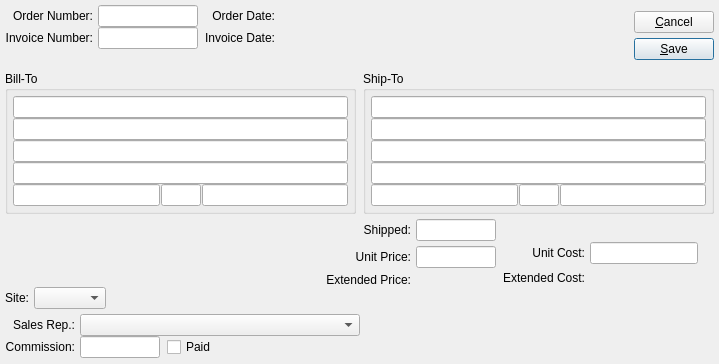
The window that guiclient/salesHistoryInformation.ui (Pegasus-RPG/xtuple-client) describes before a commit, drawn with Qt 5.
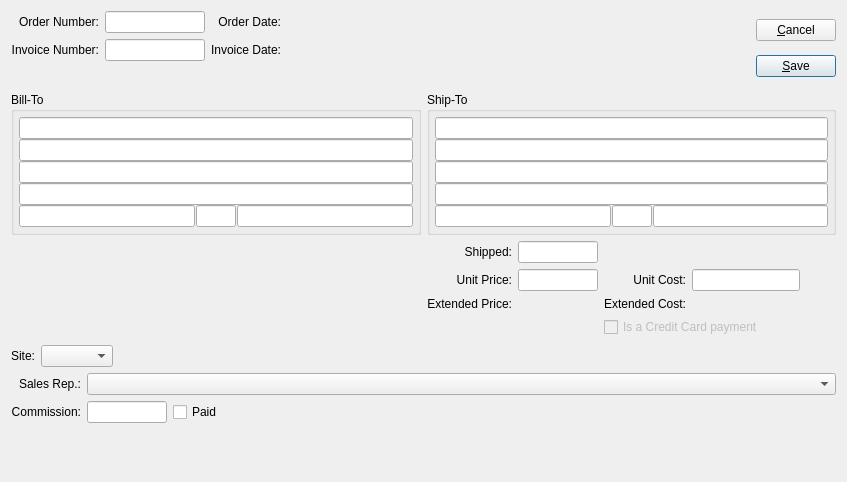
The same window after the commit. Custom widgets are drawn as their Qt base class.

Commit message: bug #16908 - client side: use new cohist column to skip sales order credit card receipts when summarizing,tweak calls to createArCreditMemo, show the fact that a cohist record is one of these sales order cc xactions, and simplify layout of cohist data.

What changed in the file:
```diff
--- a/guiclient/salesHistoryInformation.ui
+++ b/guiclient/salesHistoryInformation.ui
@@ -9,73 +9,31 @@
 to be bound by its terms.</comment>
  <exportmacro></exportmacro>
  <class>salesHistoryInformation</class>
- <widget class="QDialog" name="salesHistoryInformation" >
-  <property name="geometry" >
+ <widget class="QDialog" name="salesHistoryInformation">
+  <property name="geometry">
    <rect>
     <x>0</x>
     <y>0</y>
-    <width>719</width>
-    <height>364</height>
+    <width>847</width>
+    <height>482</height>
    </rect>
   </property>
   <property name="windowTitle" >
    <string>Sales History Information</string>
   </property>
-  <layout class="QVBoxLayout" >
-   <property name="margin" >
-    <number>5</number>
-   </property>
-   <property name="spacing" >
-    <number>0</number>
-   </property>
+  <layout class="QVBoxLayout">
    <item>
-    <layout class="QVBoxLayout" >
-     <property name="margin" >
-      <number>0</number>
-     </property>
-     <property name="spacing" >
-      <number>5</number>
-     </property>
+    <layout class="QVBoxLayout">
      <item>
-      <layout class="QHBoxLayout" >
-       <property name="margin" >
-        <number>0</number>
-       </property>
-       <property name="spacing" >
-        <number>7</number>
-       </property>
+      <layout class="QHBoxLayout">
        <item>
-        <layout class="QVBoxLayout" >
-         <property name="margin" >
-          <number>0</number>
-         </property>
-         <property name="spacing" >
-          <number>0</number>
-         </property>
+        <layout class="QVBoxLayout">
          <item>
-          <layout class="QHBoxLayout" >
-           <property name="margin" >
-            <number>0</number>
-           </property>
-           <property name="spacing" >
-            <number>7</number>
-           </property>
+          <layout class="QHBoxLayout">
            <item>
-            <layout class="QHBoxLayout" >
-             <property name="margin" >
-              <number>0</number>
-             </property>
-             <property name="spacing" >
-              <number>5</number>
-             </property>
+            <layout class="QHBoxLayout">
              <item>
-              <layout class="QVBoxLayout" >
-               <property name="margin" >
-                <number>0</number>
-               </property>
-               <property name="spacing" >
-                <number>0</number>
-               </property>
+              <layout class="QVBoxLayout">
                <item>
                 <widget class="QLabel" name="_orderNumberLit" >
                  <property name="text" >
@@ -99,19 +57,11 @@
               </layout>
              </item>
              <item>
-              <layout class="QVBoxLayout" >
-               <property name="margin" >
-                <number>0</number>
-               </property>
-               <property name="spacing" >
-                <number>0</number>
-               </property>
+              <layout class="QVBoxLayout">
                <item>
-                <widget class="XLineEdit" name="_orderNumber" >
-                 <property name="sizePolicy" >
-                  <sizepolicy>
-                   <hsizetype>5</hsizetype>
-                   <vsizetype>0</vsizetype>
+                <widget class="XLineEdit" name="_orderNumber">
+                 <property name="sizePolicy">
+                  <sizepolicy hsizetype="Preferred" vsizetype="Fixed">
                    <horstretch>0</horstretch>
                    <verstretch>0</verstretch>
                   </sizepolicy>
@@ -131,11 +81,9 @@
                 </widget>
                </item>
                <item>
-                <widget class="XLineEdit" name="_invoiceNumber" >
-                 <property name="sizePolicy" >
-                  <sizepolicy>
-                   <hsizetype>5</hsizetype>
-                   <vsizetype>0</vsizetype>
+                <widget class="XLineEdit" name="_invoiceNumber">
+                 <property name="sizePolicy">
+                  <sizepolicy hsizetype="Preferred" vsizetype="Fixed">
                    <horstretch>0</horstretch>
                    <verstretch>0</verstretch>
                   </sizepolicy>
@@ -159,21 +107,9 @@
             </layout>
            </item>
            <item>
-            <layout class="QHBoxLayout" >
-             <property name="margin" >
-              <number>0</number>
-             </property>
-             <property name="spacing" >
-              <number>5</number>
-             </property>
+            <layout class="QHBoxLayout">
              <item>
-              <layout class="QVBoxLayout" >
-               <property name="margin" >
-                <number>0</number>
-               </property>
-               <property name="spacing" >
-                <number>0</number>
-               </property>
+              <layout class="QVBoxLayout">
                <item>
                 <widget class="QLabel" name="_orderDateLit" >
                  <property name="text" >
@@ -197,13 +133,7 @@
               </layout>
              </item>
              <item>
-              <layout class="QVBoxLayout" >
-               <property name="margin" >
-                <number>0</number>
-               </property>
-               <property name="spacing" >
-                <number>0</number>
-               </property>
+              <layout class="QVBoxLayout">
                <item>
                 <widget class="DLineEdit" name="_orderDate" />
                </item>
@@ -235,14 +165,6 @@
         </layout>
        </item>
        <item>
-        <layout class="QHBoxLayout" >
-         <property name="margin" >
-          <number>0</number>
-         </property>
-         <property name="spacing" >
-          <number>0</number>
-         </property>
-         <item>
           <spacer>
            <property name="orientation" >
             <enum>Qt::Horizontal</enum>
@@ -259,31 +181,17 @@
           </spacer>
          </item>
          <item>
-          <layout class="QVBoxLayout" >
-           <property name="margin" >
-            <number>0</number>
-           </property>
-           <property name="spacing" >
-            <number>0</number>
-           </property>
+        <layout class="QVBoxLayout">
            <item>
-            <layout class="QVBoxLayout" >
-             <property name="margin" >
-              <number>0</number>
-             </property>
-             <property name="spacing" >
-              <number>5</number>
-             </property>
-             <item>
-              <widget class="QPushButton" name="_close" >
-               <property name="text" >
+          <widget class="QPushButton" name="_close">
+           <property name="text">
                 <string>&amp;Cancel</string>
                </property>
               </widget>
              </item>
              <item>
-              <widget class="QPushButton" name="_save" >
-               <property name="text" >
+          <widget class="QPushButton" name="_save">
+           <property name="text">
                 <string>&amp;Save</string>
                </property>
                <property name="autoDefault" >
@@ -294,8 +202,6 @@
                </property>
               </widget>
              </item>
-            </layout>
-           </item>
            <item>
             <spacer>
              <property name="orientation" >
@@ -316,22 +222,12 @@
          </item>
         </layout>
        </item>
-      </layout>
-     </item>
      <item>
-      <layout class="QHBoxLayout" >
-       <property name="margin" >
-        <number>0</number>
-       </property>
-       <property name="spacing" >
-        <number>7</number>
-       </property>
+      <layout class="QHBoxLayout">
        <item>
-        <widget class="QGroupBox" name="_billtoGroup" >
-         <property name="sizePolicy" >
-          <sizepolicy>
-           <hsizetype>5</hsizetype>
-           <vsizetype>0</vsizetype>
+        <widget class="QGroupBox" name="_billtoGroup">
+         <property name="sizePolicy">
+          <sizepolicy hsizetype="Preferred" vsizetype="Fixed">
            <horstretch>0</horstretch>
            <verstretch>0</verstretch>
           </sizepolicy>
@@ -339,59 +235,56 @@
          <property name="title" >
           <string>Bill-To</string>
          </property>
-         <layout class="QVBoxLayout" >
-          <property name="margin" >
+         <layout class="QVBoxLayout">
+          <property name="spacing">
+           <number>0</number>
+          </property>
+          <property name="margin">
            <number>5</number>
           </property>
-          <property name="spacing" >
-           <number>0</number>
-          </property>
           <item>
-           <widget class="XLineEdit" name="_billtoName" >
-            <property name="text" >
+           <widget class="XLineEdit" name="_billtoName">
+            <property name="text">
              <string/>
             </property>
            </widget>
           </item>
           <item>
-           <widget class="XLineEdit" name="_billtoAddress1" >
-            <property name="text" >
+           <widget class="XLineEdit" name="_billtoAddress1">
+            <property name="text">
              <string/>
             </property>
            </widget>
           </item>
           <item>
-           <widget class="XLineEdit" name="_billtoAddress2" >
-            <property name="text" >
+           <widget class="XLineEdit" name="_billtoAddress2">
+            <property name="text">
              <string/>
             </property>
            </widget>
           </item>
           <item>
-           <widget class="XLineEdit" name="_billtoAddress3" >
-            <property name="text" >
+           <widget class="XLineEdit" name="_billtoAddress3">
+            <property name="text">
              <string/>
             </property>
            </widget>
           </item>
           <item>
-           <layout class="QHBoxLayout" >
-            <property name="margin" >
-             <number>0</number>
-            </property>
-            <property name="spacing" >
+           <layout class="QHBoxLayout">
+            <property name="spacing">
              <number>1</number>
             </property>
             <item>
-             <widget class="XLineEdit" name="_billtoCity" >
-              <property name="text" >
+             <widget class="XLineEdit" name="_billtoCity">
+              <property name="text">
                <string/>
               </property>
              </widget>
             </item>
             <item>
-             <widget class="XLineEdit" name="_billtoState" >
-              <property name="maximumSize" >
+             <widget class="XLineEdit" name="_billtoState">
+              <property name="maximumSize">
                <size>
                 <width>40</width>
                 <height>32767</height>
@@ -403,8 +296,8 @@
              </widget>
             </item>
             <item>
-             <widget class="XLineEdit" name="_billtoZip" >
-              <property name="text" >
+             <widget class="XLineEdit" name="_billtoZip">
+              <property name="text">
                <string/>
               </property>
              </widget>
@@ -415,11 +308,9 @@
         </widget>
        </item>
        <item>
-        <widget class="QGroupBox" name="_shiptoGroup" >
-         <property name="sizePolicy" >
-          <sizepolicy>
-           <hsizetype>5</hsizetype>
-           <vsizetype>0</vsizetype>
+        <widget class="QGroupBox" name="_shiptoGroup">
+         <property name="sizePolicy">
+          <sizepolicy hsizetype="Preferred" vsizetype="Fixed">
            <horstretch>0</horstretch>
            <verstretch>0</verstretch>
           </sizepolicy>
@@ -427,59 +318,56 @@
          <property name="title" >
           <string>Ship-To</string>
          </property>
-         <layout class="QVBoxLayout" >
-          <property name="margin" >
+         <layout class="QVBoxLayout">
+          <property name="spacing">
+           <number>0</number>
+          </property>
+          <property name="margin">
            <number>5</number>
           </property>
-          <property name="spacing" >
-           <number>0</number>
-          </property>
           <item>
-           <widget class="XLineEdit" name="_shiptoName" >
-            <property name="text" >
+           <widget class="XLineEdit" name="_shiptoName">
+            <property name="text">
              <string/>
             </property>
            </widget>
           </item>
           <item>
-           <widget class="XLineEdit" name="_shiptoAddress1" >
-            <property name="text" >
+           <widget class="XLineEdit" name="_shiptoAddress1">
+            <property name="text">
              <string/>
             </property>
            </widget>
           </item>
           <item>
-           <widget class="XLineEdit" name="_shiptoAddress2" >
-            <property name="text" >
+           <widget class="XLineEdit" name="_shiptoAddress2">
+            <property name="text">
              <string/>
             </property>
            </widget>
           </item>
           <item>
-           <widget class="XLineEdit" name="_shiptoAddress3" >
-            <property name="text" >
+           <widget class="XLineEdit" name="_shiptoAddress3">
+            <property name="text">
              <string/>
             </property>
            </widget>
           </item>
           <item>
-           <layout class="QHBoxLayout" >
-            <property name="margin" >
-             <number>0</number>
-            </property>
-            <property name="spacing" >
+           <layout class="QHBoxLayout">
+            <property name="spacing">
              <number>1</number>
             </property>
             <item>
-             <widget class="XLineEdit" name="_shiptoCity" >
-              <property name="text" >
+             <widget class="XLineEdit" name="_shiptoCity">
+              <property name="text">
                <string/>
               </property>
              </widget>
             </item>
             <item>
-             <widget class="XLineEdit" name="_shiptoState" >
-              <property name="maximumSize" >
+             <widget class="XLineEdit" name="_shiptoState">
+              <property name="maximumSize">
                <size>
                 <width>40</width>
                 <height>32767</height>
@@ -491,8 +379,8 @@
              </widget>
             </item>
             <item>
-             <widget class="XLineEdit" name="_shiptoZip" >
-              <property name="text" >
+             <widget class="XLineEdit" name="_shiptoZip">
+              <property name="text">
                <string/>
               </property>
              </widget>
@@ -505,35 +393,17 @@
       </layout>
      </item>
      <item>
-      <layout class="QHBoxLayout" >
-       <property name="margin" >
-        <number>0</number>
-       </property>
-       <property name="spacing" >
-        <number>7</number>
-       </property>
+      <layout class="QHBoxLayout">
        <item>
-        <layout class="QVBoxLayout" >
-         <property name="margin" >
-          <number>0</number>
-         </property>
-         <property name="spacing" >
-          <number>5</number>
-         </property>
+        <layout class="QVBoxLayout">
          <item>
-          <widget class="ItemCluster" name="_item" />
+          <widget class="ItemCluster" name="_item"/>
          </item>
          <item>
-          <layout class="QHBoxLayout" >
-           <property name="margin" >
-            <number>0</number>
-           </property>
-           <property name="spacing" >
-            <number>5</number>
-           </property>
+          <layout class="QHBoxLayout">
            <item>
-            <widget class="QLabel" name="_warehouseLit" >
-             <property name="text" >
+            <widget class="QLabel" name="_warehouseLit">
+             <property name="text">
               <string>Site:</string>
              </property>
              <property name="alignment" >
@@ -542,15 +412,11 @@
             </widget>
            </item>
            <item>
-            <layout class="QHBoxLayout" >
-             <property name="margin" >
-              <number>0</number>
+            <widget class="WComboBox" name="_warehouse">
+             <property name="allowNull">
+              <bool>true</bool>
              </property>
-             <property name="spacing" >
-              <number>0</number>
-             </property>
-             <item>
-              <widget class="WComboBox" name="_warehouse" />
+            </widget>
              </item>
              <item>
               <spacer>
@@ -572,43 +438,15 @@
            </item>
           </layout>
          </item>
-        </layout>
-       </item>
        <item>
-        <layout class="QVBoxLayout" >
-         <property name="margin" >
-          <number>0</number>
-         </property>
-         <property name="spacing" >
-          <number>0</number>
-         </property>
+        <layout class="QVBoxLayout">
          <item>
-          <layout class="QHBoxLayout" >
-           <property name="margin" >
-            <number>0</number>
-           </property>
-           <property name="spacing" >
-            <number>0</number>
-           </property>
+          <layout class="QHBoxLayout">
            <item>
-            <layout class="QHBoxLayout" >
-             <property name="margin" >
-              <number>0</number>
-             </property>
-             <property name="spacing" >
-              <number>7</number>
-             </property>
-             <item>
-              <layout class="QGridLayout" >
-               <property name="margin" >
-                <number>0</number>
-               </property>
-               <property name="spacing" >
-                <number>5</number>
-               </property>
-               <item row="1" column="1" >
-                <widget class="XLineEdit" name="_unitPrice" >
-                 <property name="maximumSize" >
+            <layout class="QGridLayout">
+             <item row="1" column="1">
+              <widget class="XLineEdit" name="_unitPrice">
+               <property name="maximumSize">
                   <size>
                    <width>80</width>
                    <height>32767</height>
@@ -622,9 +460,9 @@
                  </property>
                 </widget>
                </item>
-               <item row="0" column="1" >
-                <widget class="XLineEdit" name="_shipped" >
-                 <property name="maximumSize" >
+             <item row="0" column="1">
+              <widget class="XLineEdit" name="_shipped">
+               <property name="maximumSize">
                   <size>
                    <width>80</width>
                    <height>32767</height>
@@ -638,9 +476,9 @@
                  </property>
                 </widget>
                </item>
-               <item row="2" column="1" >
-                <widget class="XLabel" name="_extendedPrice" >
-                 <property name="minimumSize" >
+             <item row="2" column="1">
+              <widget class="XLabel" name="_extendedPrice">
+               <property name="minimumSize">
                   <size>
                    <width>80</width>
                    <height>0</height>
@@ -654,12 +492,10 @@
                  </property>
                 </widget>
                </item>
-               <item row="0" column="0" >
-                <widget class="QLabel" name="_shippedLit" >
-                 <property name="sizePolicy" >
-                  <sizepolicy>
-                   <hsizetype>1</hsizetype>
-                   <vsizetype>0</vsizetype>
+             <item row="0" column="0">
+              <widget class="QLabel" name="_shippedLit">
+               <property name="sizePolicy">
+                <sizepolicy hsizetype="Minimum" vsizetype="Fixed">
                    <horstretch>0</horstretch>
                    <verstretch>0</verstretch>
                   </sizepolicy>
@@ -672,9 +508,9 @@
                  </property>
                 </widget>
                </item>
-               <item row="2" column="0" >
-                <widget class="QLabel" name="_extPriceLit" >
-                 <property name="text" >
+             <item row="2" column="0">
+              <widget class="QLabel" name="_extPriceLit">
+               <property name="text">
                   <string>Extended Price:</string>
                  </property>
                  <property name="alignment" >
@@ -682,12 +518,10 @@
                  </property>
                 </widget>
                </item>
-               <item row="1" column="0" >
-                <widget class="QLabel" name="_unitPriceLit" >
-                 <property name="sizePolicy" >
-                  <sizepolicy>
-                   <hsizetype>1</hsizetype>
-                   <vsizetype>0</vsizetype>
+             <item row="1" column="0">
+              <widget class="QLabel" name="_unitPriceLit">
+               <property name="sizePolicy">
+                <sizepolicy hsizetype="Minimum" vsizetype="Fixed">
                    <horstretch>0</horstretch>
                    <verstretch>0</verstretch>
                   </sizepolicy>
@@ -700,69 +534,9 @@
                  </property>
                 </widget>
                </item>
-              </layout>
-             </item>
-             <item>
-              <layout class="QVBoxLayout" >
-               <property name="margin" >
-                <number>0</number>
-               </property>
-               <property name="spacing" >
-                <number>0</number>
-               </property>
-               <item>
-                <spacer>
-                 <property name="orientation" >
-                  <enum>Qt::Vertical</enum>
-                 </property>
-                 <property name="sizeType" >
-                  <enum>QSizePolicy::Preferred</enum>
-                 </property>
-                 <property name="sizeHint" >
-                  <size>
-                   <width>16</width>
-                   <height>23</height>
-                  </size>
-                 </property>
-                </spacer>
-               </item>
-               <item>
-                <layout class="QGridLayout" >
-                 <property name="margin" >
-                  <number>0</number>
-                 </property>
-                 <property name="spacing" >
-                  <number>5</number>
-                 </property>
-                 <item row="1" column="1" >
-                  <widget class="XLabel" name="_extendedCost" >
-                   <property name="minimumSize" >
-                    <size>
-                     <width>80</width>
-                     <height>0</height>
-                    </size>
-                   </property>
-                   <property name="text" >
-                    <string/>
-                   </property>
-                   <property name="alignment" >
-                    <set>Qt::AlignRight|Qt::AlignTrailing|Qt::AlignVCenter</set>
-                   </property>
-                  </widget>
-                 </item>
-                 <item row="1" column="0" >
-                  <widget class="QLabel" name="_extCostLit" >
-                   <property name="text" >
-                    <string>Extended Cost:</string>
-                   </property>
-                   <property name="alignment" >
-                    <set>Qt::AlignRight|Qt::AlignTrailing|Qt::AlignVCenter</set>
-                   </property>
-                  </widget>
-                 </item>
-                 <item row="0" column="0" >
-                  <widget class="QLabel" name="_unitCostLit" >
-                   <property name="text" >
+             <item row="1" column="2">
+              <widget class="QLabel" name="_unitCostLit">
+               <property name="text">
                     <string>Unit Cost:</string>
                    </property>
                    <property name="alignment" >
@@ -770,12 +544,20 @@
                    </property>
                   </widget>
                  </item>
-                 <item row="0" column="1" >
-                  <widget class="XLineEdit" name="_unitCost" >
-                   <property name="sizePolicy" >
-                    <sizepolicy>
-                     <hsizetype>5</hsizetype>
-                     <vsizetype>0</vsizetype>
+             <item row="2" column="2">
+              <widget class="QLabel" name="_extCostLit">
+               <property name="text">
+                <string>Extended Cost:</string>
+               </property>
+               <property name="alignment">
+                <set>Qt::AlignRight|Qt::AlignTrailing|Qt::AlignVCenter</set>
+               </property>
+              </widget>
+             </item>
+             <item row="1" column="3">
+              <widget class="XLineEdit" name="_unitCost">
+               <property name="sizePolicy">
+                <sizepolicy hsizetype="Preferred" vsizetype="Fixed">
                      <horstretch>0</horstretch>
                      <verstretch>0</verstretch>
                     </sizepolicy>
@@ -794,21 +576,31 @@
                    </property>
                   </widget>
                  </item>
-                </layout>
-               </item>
-              </layout>
-             </item>
-            </layout>
-           </item>
-           <item>
+             <item row="2" column="3">
+              <widget class="XLabel" name="_extendedCost">
+               <property name="minimumSize">
+                <size>
+                 <width>80</width>
+                 <height>0</height>
+                </size>
+               </property>
+               <property name="text">
+                <string/>
+               </property>
+               <property name="alignment">
+                <set>Qt::AlignRight|Qt::AlignTrailing|Qt::AlignVCenter</set>
+               </property>
+              </widget>
+             </item>
+             <item row="1" column="4">
             <spacer>
-             <property name="orientation" >
+               <property name="orientation">
               <enum>Qt::Horizontal</enum>
              </property>
-             <property name="sizeType" >
+               <property name="sizeType">
               <enum>QSizePolicy::Expanding</enum>
              </property>
-             <property name="sizeHint" >
+               <property name="sizeHint" stdset="0">
               <size>
                <width>16</width>
                <height>20</height>
@@ -816,17 +608,29 @@
              </property>
             </spacer>
            </item>
+             <item row="3" column="2" colspan="2">
+              <widget class="QCheckBox" name="_isCcPayment">
+               <property name="enabled">
+                <bool>false</bool>
+               </property>
+               <property name="text">
+                <string>Is a Credit Card payment</string>
+               </property>
+              </widget>
+             </item>
+            </layout>
+           </item>
           </layout>
          </item>
          <item>
           <spacer>
-           <property name="orientation" >
+           <property name="orientation">
             <enum>Qt::Vertical</enum>
            </property>
-           <property name="sizeType" >
+           <property name="sizeType">
             <enum>QSizePolicy::Preferred</enum>
            </property>
-           <property name="sizeHint" >
+           <property name="sizeHint" stdset="0">
             <size>
              <width>20</width>
              <height>30</height>
@@ -839,32 +643,12 @@
       </layout>
      </item>
      <item>
-      <layout class="QHBoxLayout" >
-       <property name="margin" >
-        <number>0</number>
-       </property>
-       <property name="spacing" >
-        <number>0</number>
-       </property>
+      <layout class="QHBoxLayout">
        <item>
-        <layout class="QHBoxLayout" >
-         <property name="margin" >
-          <number>0</number>
-         </property>
-         <property name="spacing" >
-          <number>5</number>
-         </property>
-         <item>
-          <layout class="QVBoxLayout" >
-           <property name="margin" >
-            <number>0</number>
-           </property>
-           <property name="spacing" >
-            <number>0</number>
-           </property>
-           <item>
-            <widget class="QLabel" name="_salesRepLit" >
-             <property name="text" >
+        <layout class="QGridLayout" name="gridLayout">
+         <item row="0" column="0">
+          <widget class="QLabel" name="_salesRepLit">
+           <property name="text">
               <string>Sales Rep.:</string>
              </property>
              <property name="alignment" >
@@ -872,9 +656,9 @@
              </property>
             </widget>
            </item>
-           <item>
-            <widget class="QLabel" name="_commissionLit" >
-             <property name="text" >
+         <item row="1" column="0">
+          <widget class="QLabel" name="_commissionLit">
+           <property name="text">
               <string>Commission:</string>
              </property>
              <property name="alignment" >
@@ -882,38 +666,18 @@
              </property>
             </widget>
            </item>
-          </layout>
-         </item>
-         <item>
-          <layout class="QVBoxLayout" >
-           <property name="margin" >
-            <number>0</number>
+         <item row="0" column="1" colspan="2">
+          <widget class="XComboBox" name="_salesrep">
+           <property name="allowNull">
+            <bool>true</bool>
            </property>
-           <property name="spacing" >
-            <number>0</number>
-           </property>
-           <item>
-            <widget class="XComboBox" name="_salesrep" />
-           </item>
+          </widget>
+         </item>
+         <item row="1" column="1">
+          <layout class="QHBoxLayout">
            <item>
-            <layout class="QHBoxLayout" >
-             <property name="margin" >
-              <number>0</number>
-             </property>
-             <property name="spacing" >
-              <number>0</number>
-             </property>
-             <item>
-              <layout class="QHBoxLayout" >
-               <property name="margin" >
-                <number>0</number>
-               </property>
-               <property name="spacing" >
-                <number>7</number>
-               </property>
-               <item>
-                <widget class="XLineEdit" name="_commission" >
-                 <property name="maximumSize" >
+            <widget class="XLineEdit" name="_commission">
+             <property name="maximumSize">
                   <size>
                    <width>80</width>
                    <height>32767</height>
@@ -928,23 +692,21 @@
                 </widget>
                </item>
                <item>
-                <widget class="QCheckBox" name="_commissionPaid" >
-                 <property name="text" >
+            <widget class="QCheckBox" name="_commissionPaid">
+             <property name="text">
                   <string>Paid</string>
                  </property>
                 </widget>
                </item>
-              </layout>
-             </item>
              <item>
               <spacer>
-               <property name="orientation" >
+             <property name="orientation">
                 <enum>Qt::Horizontal</enum>
                </property>
-               <property name="sizeType" >
+             <property name="sizeType">
                 <enum>QSizePolicy::Expanding</enum>
                </property>
-               <property name="sizeHint" >
+             <property name="sizeHint" stdset="0">
                 <size>
                  <width>26</width>
                  <height>10</height>
@@ -958,35 +720,17 @@
          </item>
         </layout>
        </item>
-       <item>
-        <spacer>
-         <property name="orientation" >
-          <enum>Qt::Horizontal</enum>
-         </property>
-         <property name="sizeType" >
-          <enum>QSizePolicy::Expanding</enum>
-         </property>
-         <property name="sizeHint" >
-          <size>
-           <width>61</width>
-           <height>10</height>
-          </size>
-         </property>
-        </spacer>
-       </item>
-      </layout>
-     </item>
-    </layout>
-   </item>
+    </layout>
+   </item>
    <item>
     <spacer>
-     <property name="orientation" >
+     <property name="orientation">
       <enum>Qt::Vertical</enum>
      </property>
-     <property name="sizeType" >
+     <property name="sizeType">
       <enum>QSizePolicy::Expanding</enum>
      </property>
-     <property name="sizeHint" >
+     <property name="sizeHint" stdset="0">
       <size>
        <width>20</width>
        <height>16</height>
@@ -996,15 +740,8 @@
    </item>
   </layout>
  </widget>
- <layoutdefault spacing="6" margin="11" />
+ <layoutdefault spacing="6" margin="11"/>
  <customwidgets>
-  <customwidget>
-   <class>XLineEdit</class>
-   <extends>QLineEdit</extends>
-   <header>xlineedit.h</header>
-   <container>0</container>
-   <pixmap></pixmap>
-  </customwidget>
   <customwidget>
    <class>DLineEdit</class>
    <extends>QWidget</extends>
@@ -1016,29 +753,27 @@
    <class>ItemCluster</class>
    <extends>QWidget</extends>
    <header>itemcluster.h</header>
-   <container>0</container>
-   <pixmap></pixmap>
-  </customwidget>
-  <customwidget>
-   <class>XComboBox</class>
-   <extends>QComboBox</extends>
-   <header>xcombobox.h</header>
-   <container>0</container>
-   <pixmap></pixmap>
   </customwidget>
   <customwidget>
    <class>WComboBox</class>
    <extends>XComboBox</extends>
    <header>wcombobox.h</header>
-   <container>0</container>
-   <pixmap></pixmap>
+  </customwidget>
+  <customwidget>
+   <class>XComboBox</class>
+   <extends>QComboBox</extends>
+   <header>xcombobox.h</header>
   </customwidget>
   <customwidget>
    <class>XLabel</class>
    <extends>QLabel</extends>
    <header>xlabel.h</header>
-   <container>0</container>
-   <pixmap></pixmap>
+  </customwidget>
+  <customwidget>
+   <class>XLineEdit</class>
+   <extends>QLineEdit</extends>
+   <header>xlineedit.h</header>
+   <container>1</container>
   </customwidget>
  </customwidgets>
  <tabstops>
```
Left out of the diff: 139 changed lines with no effect on the pictures. Lines whose indentation alone changed are shown as unchanged. The commit also changes 3 other files.
